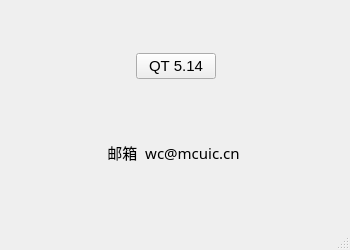
Qt form about.ui (wziyi/qt-serial) before a commit.
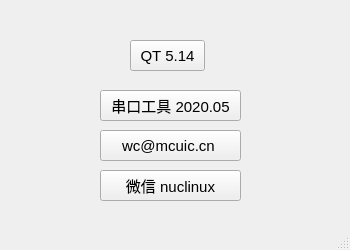
The same form after that commit. Icons and pictures are not drawn.

```diff
--- a/about.ui
+++ b/about.ui
@@ -36,148 +36,82 @@
     <normaloff>:/wzy/wzy/icon.png</normaloff>:/wzy/wzy/icon.png</iconset>
   </property>
   <widget class="QWidget" name="centralwidget">
-   <layout class="QHBoxLayout" name="horizontalLayout_3">
-    <item>
-     <layout class="QHBoxLayout" name="horizontalLayout_2" stretch="1,1,1">
-      <item>
-       <spacer name="horizontalSpacer_3">
-        <property name="orientation">
-         <enum>Qt::Horizontal</enum>
-        </property>
-        <property name="sizeHint" stdset="0">
-         <size>
-          <width>40</width>
-          <height>20</height>
-         </size>
-        </property>
-       </spacer>
-      </item>
-      <item>
-       <layout class="QVBoxLayout" name="verticalLayout">
-        <item>
-         <spacer name="verticalSpacer_2">
-          <property name="orientation">
-           <enum>Qt::Vertical</enum>
-          </property>
-          <property name="sizeHint" stdset="0">
-           <size>
-            <width>20</width>
-            <height>18</height>
-           </size>
-          </property>
-         </spacer>
-        </item>
-        <item>
-         <layout class="QHBoxLayout" name="horizontalLayout">
-          <item>
-           <spacer name="horizontalSpacer">
-            <property name="orientation">
-             <enum>Qt::Horizontal</enum>
-            </property>
-            <property name="sizeHint" stdset="0">
-             <size>
-              <width>17</width>
-              <height>20</height>
-             </size>
-            </property>
-           </spacer>
-          </item>
-          <item>
-           <widget class="QPushButton" name="push_qt">
-            <property name="sizePolicy">
-             <sizepolicy hsizetype="Fixed" vsizetype="Fixed">
-              <horstretch>0</horstretch>
-              <verstretch>0</verstretch>
-             </sizepolicy>
-            </property>
-            <property name="text">
-             <string>QT 5.14</string>
-            </property>
-           </widget>
-          </item>
-          <item>
-           <spacer name="horizontalSpacer_2">
-            <property name="orientation">
-             <enum>Qt::Horizontal</enum>
-            </property>
-            <property name="sizeHint" stdset="0">
-             <size>
-              <width>18</width>
-              <height>20</height>
-             </size>
-            </property>
-           </spacer>
-          </item>
-         </layout>
-        </item>
-        <item>
-         <spacer name="verticalSpacer">
-          <property name="orientation">
-           <enum>Qt::Vertical</enum>
-          </property>
-          <property name="sizeHint" stdset="0">
-           <size>
-            <width>20</width>
-            <height>18</height>
-           </size>
-          </property>
-         </spacer>
-        </item>
-        <item>
-         <widget class="QLabel" name="label">
-          <property name="enabled">
-           <bool>true</bool>
-          </property>
-          <property name="sizePolicy">
-           <sizepolicy hsizetype="Expanding" vsizetype="Expanding">
-            <horstretch>0</horstretch>
-            <verstretch>0</verstretch>
-           </sizepolicy>
-          </property>
-          <property name="font">
-           <font>
-            <family>Microsoft YaHei</family>
-           </font>
-          </property>
-          <property name="text">
-           <string>邮箱  wc@mcuic.cn </string>
-          </property>
-          <property name="alignment">
-           <set>Qt::AlignCenter</set>
-          </property>
-         </widget>
-        </item>
-        <item>
-         <spacer name="verticalSpacer_3">
-          <property name="orientation">
-           <enum>Qt::Vertical</enum>
-          </property>
-          <property name="sizeHint" stdset="0">
-           <size>
-            <width>20</width>
-            <height>18</height>
-           </size>
-          </property>
-         </spacer>
-        </item>
-       </layout>
-      </item>
-      <item>
-       <spacer name="horizontalSpacer_4">
-        <property name="orientation">
-         <enum>Qt::Horizontal</enum>
-        </property>
-        <property name="sizeHint" stdset="0">
-         <size>
-          <width>40</width>
-          <height>20</height>
-         </size>
-        </property>
-       </spacer>
-      </item>
-     </layout>
-    </item>
-   </layout>
+   <widget class="QPushButton" name="push_qt_2">
+    <property name="geometry">
+     <rect>
+      <x>100</x>
+      <y>90</y>
+      <width>141</width>
+      <height>31</height>
+     </rect>
+    </property>
+    <property name="sizePolicy">
+     <sizepolicy hsizetype="Fixed" vsizetype="Fixed">
+      <horstretch>0</horstretch>
+      <verstretch>0</verstretch>
+     </sizepolicy>
+    </property>
+    <property name="text">
+     <string>串口工具 2020.05</string>
+    </property>
+   </widget>
+   <widget class="QPushButton" name="push_qt_3">
+    <property name="geometry">
+     <rect>
+      <x>100</x>
+      <y>170</y>
+      <width>141</width>
+      <height>31</height>
+     </rect>
+    </property>
+    <property name="sizePolicy">
+     <sizepolicy hsizetype="Fixed" vsizetype="Fixed">
+      <horstretch>0</horstretch>
+      <verstretch>0</verstretch>
+     </sizepolicy>
+    </property>
+    <property name="text">
+     <string>微信 nuclinux</string>
+    </property>
+   </widget>
+   <widget class="QPushButton" name="push_qt_4">
+    <property name="geometry">
+     <rect>
+      <x>100</x>
+      <y>130</y>
+      <width>141</width>
+      <height>31</height>
+     </rect>
+    </property>
+    <property name="sizePolicy">
+     <sizepolicy hsizetype="Fixed" vsizetype="Fixed">
+      <horstretch>0</horstretch>
+      <verstretch>0</verstretch>
+     </sizepolicy>
+    </property>
+    <property name="text">
+     <string>wc@mcuic.cn </string>
+    </property>
+   </widget>
+   <widget class="QPushButton" name="push_qt">
+    <property name="geometry">
+     <rect>
+      <x>130</x>
+      <y>40</y>
+      <width>75</width>
+      <height>31</height>
+     </rect>
+    </property>
+    <property name="sizePolicy">
+     <sizepolicy hsizetype="Fixed" vsizetype="Fixed">
+      <horstretch>0</horstretch>
+      <verstretch>0</verstretch>
+     </sizepolicy>
+    </property>
+    <property name="text">
+     <string>QT 5.14</string>
+    </property>
+   </widget>
   </widget>
   <widget class="QMenuBar" name="menubar">
    <property name="geometry">
```
